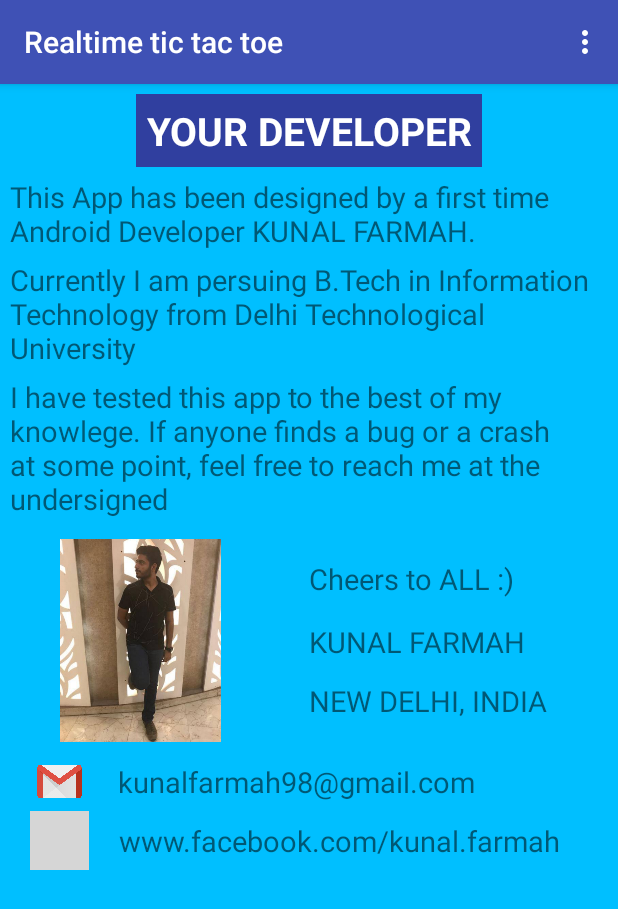
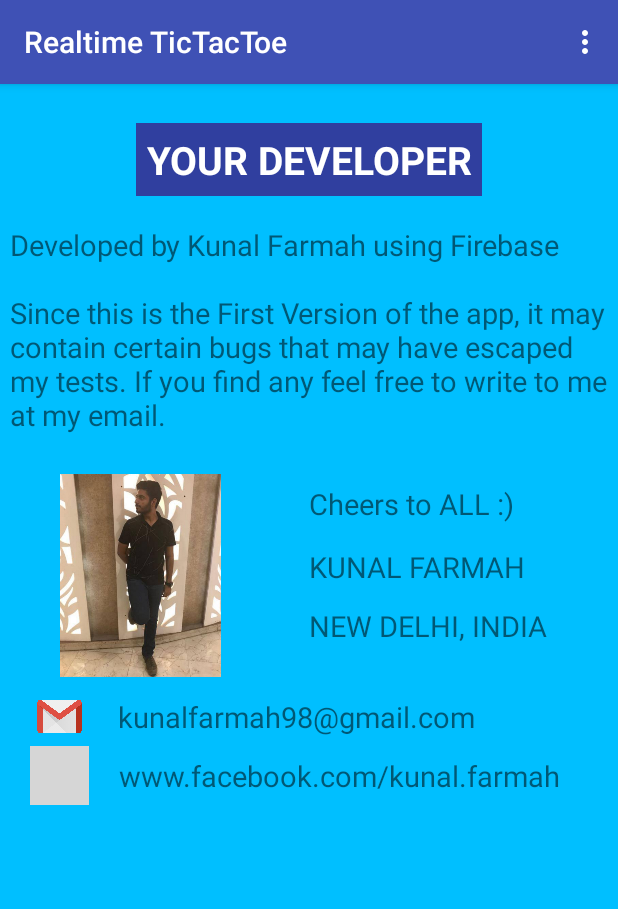
Before and after one commit to KunalFarmah98/Realtime-TicTacToe, an Android app: the screen it shows after launch (EnterActivity), in the options menu, after a tap on "About Developer", on a phone screen of 412 x 824 dp. Shown: the top 909 px of the screen. Run offline under Robolectric (Android 15) with nearby library versions, the phone set to English and light mode, and no system bars; our stand-ins replace Firebase (no records; nobody signed in at launch, a user with empty details on screens opened directly), sdp/ssp sizes; libraries missing offline, so code that uses them is left out: com.firebase.ui; grey boxes are pictures that could not be loaded.

Commit message:
Version  1.0

```diff
--- a/app/build.gradle
+++ b/app/build.gradle
@@ -3,11 +3,11 @@ apply plugin: 'kotlin-android-extensions'
 apply plugin: 'kotlin-android'
 
 android {
-    compileSdkVersion 27
+    compileSdkVersion 29
     defaultConfig {
         applicationId "com.apps.kunalfarmah.realtimetictactoe"
         minSdkVersion 17
-        targetSdkVersion 27
+        targetSdkVersion 29
         versionCode 1
         versionName "1.0"
         testInstrumentationRunner "android.support.test.runner.AndroidJUnitRunner"
--- a/app/src/main/AndroidManifest.xml
+++ b/app/src/main/AndroidManifest.xml
@@ -7,7 +7,7 @@
     <application
         android:allowBackup="true"
         android:isGame="true"
-        android:label="Realtime tic tac toe"
+        android:label="Realtime TicTacToe"
         android:roundIcon="@drawable/logo"
         android:supportsRtl="true"
         android:theme="@style/AppTheme">
@@ -36,8 +36,10 @@
             android:excludeFromRecents="true"/>
 
         <activity android:name="com.apps.kunalfarmah.realtimetictactoe.onlineActivity"
+            android:screenOrientation="portrait"
             android:excludeFromRecents="true"/>
         <activity android:name="com.apps.kunalfarmah.realtimetictactoe.gameover_online"
+            android:screenOrientation="portrait"
             android:excludeFromRecents="true"></activity>
 
     </application>
--- a/app/src/main/java/com/apps/kunalfarmah/realtimetictactoe/Fragments/AboutMe.kt
+++ b/app/src/main/java/com/apps/kunalfarmah/realtimetictactoe/Fragments/AboutMe.kt
@@ -116,15 +116,6 @@ class AboutMe : Fragment() {
     }
 
 
-    override fun onCreate(savedInstanceState: Bundle?) {
-
-        super.onCreate(savedInstanceState)
-
-//        activity!!.title = "ABOUT ME"
-
-    }
-
-
     override fun onStart() {
         super.onStart()
         activity!!.requestedOrientation = ActivityInfo.SCREEN_ORIENTATION_PORTRAIT
--- a/app/src/main/java/com/apps/kunalfarmah/realtimetictactoe/startActivity.java
+++ b/app/src/main/java/com/apps/kunalfarmah/realtimetictactoe/startActivity.java
@@ -25,11 +25,11 @@ public class startActivity extends AppCompatActivity implements Serializable {
         super.onCreate(savedInstanceState);
         setContentView(R.layout.activity_start);
 
-        i1 = (ImageButton) findViewById(R.id.gobutton);
+        i1 = findViewById(R.id.gobutton);
 
-        e1 = (EditText) findViewById(R.id.player1);
+        e1 = findViewById(R.id.player1);
         e1.setMaxLines(2);
-        e2 = (EditText) findViewById(R.id.player2);
+        e2 = findViewById(R.id.player2);
         e2.setMaxLines(2);
 
         i1.setOnClickListener(new View.OnClickListener() {
--- a/app/src/main/res/layout/fragment_about_us.xml
+++ b/app/src/main/res/layout/fragment_about_us.xml
@@ -17,6 +17,7 @@
         android:layout_gravity="center_horizontal"
         android:padding="@dimen/_5sdp"
         android:textStyle="bold"
+        android:layout_marginTop="@dimen/_15sdp"
         android:text="YOUR DEVELOPER"
         android:textColor="#ffffff"
         android:textAlignment="center"
@@ -28,18 +29,19 @@
         android:layout_below="@+id/dev"
         android:layout_width="wrap_content"
         android:layout_height="wrap_content"
-        android:layout_marginTop="@dimen/_5sdp"
-        android:text="This App has been designed by a first time Android Developer KUNAL FARMAH."
+        android:layout_marginTop="@dimen/_15sdp"
+        android:text="Developed by Kunal Farmah using Firebase"
         android:textSize="@dimen/_15sdp" />
 
     <TextView
         android:layout_marginTop="@dimen/_5sdp"
         android:id="@+id/we"
+        android:visibility="gone"
         android:layout_below="@+id/info1"
         android:layout_width="wrap_content"
         android:layout_height="wrap_content"
         android:textSize="@dimen/_15sdp"
-        android:text="Currently I am persuing B.Tech in Information Technology from Delhi Technological University"/>
+        android:text="Currently I am persuing B.Tech in Information Technology from Delhi Technological University."/>
     <TextView
         android:id="@+id/info2"
         android:layout_width="wrap_content"
@@ -47,9 +49,8 @@
         android:layout_alignParentStart="true"
         android:layout_below="@+id/we"
         android:layout_marginBottom="7dp"
-        android:layout_marginTop="@dimen/_5sdp"
-        android:text="I have tested this app to the best of my knowlege.
-If anyone finds a bug or a crash at some point, feel free to reach me at the undersigned"
+        android:layout_marginTop="@dimen/_15sdp"
+        android:text="Since this is the First Version of the app, it may contain certain bugs that may have escaped my tests. If you find any feel free to write to me at my email."
         android:textSize="@dimen/_15sdp" />
 
 
@@ -61,7 +62,7 @@ If anyone finds a bug or a crash at some point, feel free to reach me at the und
         android:layout_height="wrap_content"
         android:layout_alignStart="@+id/Name"
         android:padding="@dimen/_5sdp"
-        android:layout_marginTop="@dimen/_10sdp"
+        android:layout_marginTop="@dimen/_15sdp"
         android:text="Cheers to ALL :)"
         android:textAlignment="center"
         android:textSize="@dimen/_15sdp" />
@@ -95,7 +96,7 @@ If anyone finds a bug or a crash at some point, feel free to reach me at the und
         android:layout_height="@dimen/_104sdp"
         android:layout_alignParentStart="true"
         android:layout_below="@id/info2"
-        android:layout_marginTop="@dimen/_5sdp"
+        android:layout_marginTop="@dimen/_15sdp"
         android:src="@drawable/me" />
 
 
```
Also changed, not shown: app/src/main/java/com/apps/kunalfarmah/realtimetictactoe/Fragments/Host.java (+14 -0 lines), app/src/main/java/com/apps/kunalfarmah/realtimetictactoe/Fragments/Join.java (+12 -1 lines), app/src/main/java/com/apps/kunalfarmah/realtimetictactoe/MainActivity.java (+13 -13 lines), app/src/main/java/com/apps/kunalfarmah/realtimetictactoe/MainActivity_optimised.java (+14 -15 lines), app/src/main/java/com/apps/kunalfarmah/realtimetictactoe/gameover_online.java (+9 -12 lines), app/src/main/java/com/apps/kunalfarmah/realtimetictactoe/onlineActivity.java (+59 -50 lines), 1 other file.
